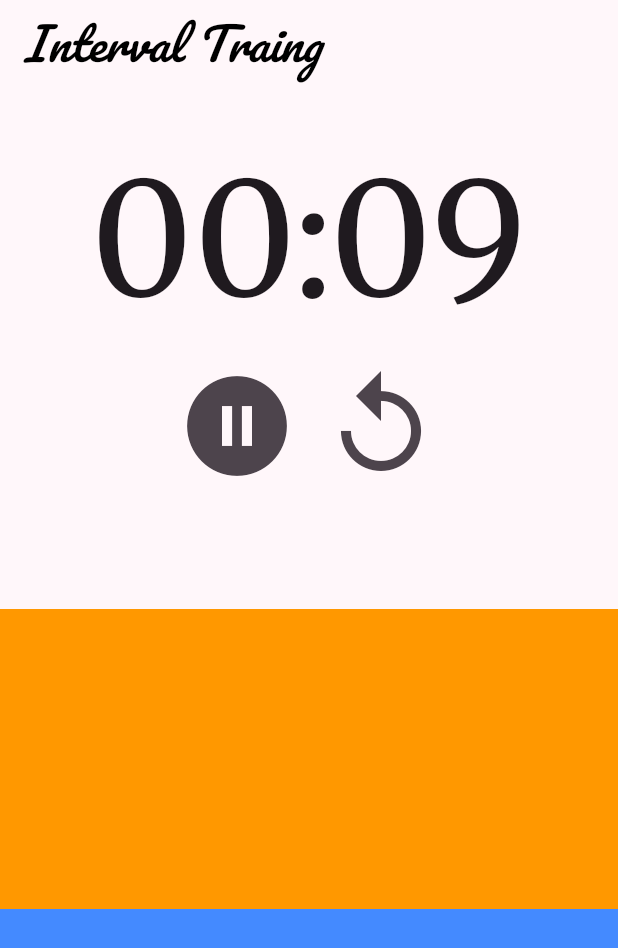
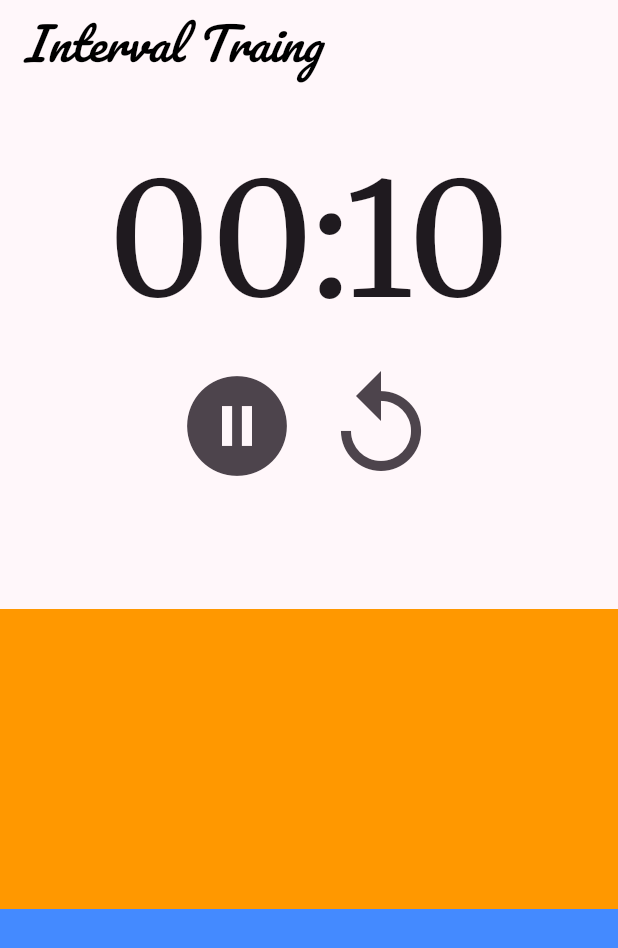
Before and after one commit to FeelOneE/intervalAppFlutter, a Flutter app: the screen it shows after launch, after a tap on the "play circle" icon, after a tap on the "replay" icon, on a phone screen of 412 x 824 dp. Shown: the top 948 px of the screen. Run offline on Flutter 3.47's test engine with Material 2 defaults, Android fonts, the phone set to English and light mode, and no system bars; our stand-ins replace google_fonts.

Commit message:
feat : 스탑워치 구현중

```diff
--- a/interval/lib/main.dart
+++ b/interval/lib/main.dart
@@ -17,24 +17,56 @@
 class _AppState extends State<App> {
 
   var min = 0;
-  var sec = 10;
+  var sec = 0;
   var playIcon = Icons.play_circle;
+  final stopwatch = Stopwatch();
+
+  bool runState = false;
+
+  Map convertTime(int timeInMilliseconds) {
+    Duration timeDuration = Duration(milliseconds: timeInMilliseconds);
+    int centiseconds = timeDuration.inMilliseconds ~/ 10;
+    int seconds = timeDuration.inSeconds;
+    int minutes = timeDuration.inMinutes;
+    int hours = timeDuration.inHours;
+    Map result = {};
+    result['seconds'] = seconds;
+    result['minutes'] = minutes;
+    return result;
+  }
+
+  void runStopwatch(){
+    print(stopwatch.elapsedMilliseconds); // 0
+    print(stopwatch.isRunning); // false
+    stopwatch.start();
+    print(stopwatch.isRunning); // true
+    setState(() {
+      while(true){
+        min = convertTime(stopwatch.elapsedMicroseconds)['minutes'];
+        sec = convertTime(stopwatch.elapsedMicroseconds)['seconds'];
+      }
+    });
+  }
 
 
 
-  bool runState = false;
   void startRun(){
     setState(() {
       if(runState){
+        stopwatch.stop();
         runState = false;
         playIcon = Icons.play_circle;
       }else{
+        stopwatch.start();
         runState = true;
         playIcon = Icons.pause_circle;
       }
+
+      min = convertTime(stopwatch.elapsedMicroseconds)['minutes'];
+      sec = convertTime(stopwatch.elapsedMicroseconds)['seconds'];
     });
 
-    const duration = Duration(seconds: 1);
+    /*const duration = Duration(seconds: 1);
     Timer? timer;
     timer = Timer.periodic(duration, (Timer t) {
         setState(() {
@@ -50,7 +82,7 @@
             timer?.cancel();
           }
         });
-      });
+      });*/
 
   }
 
```
